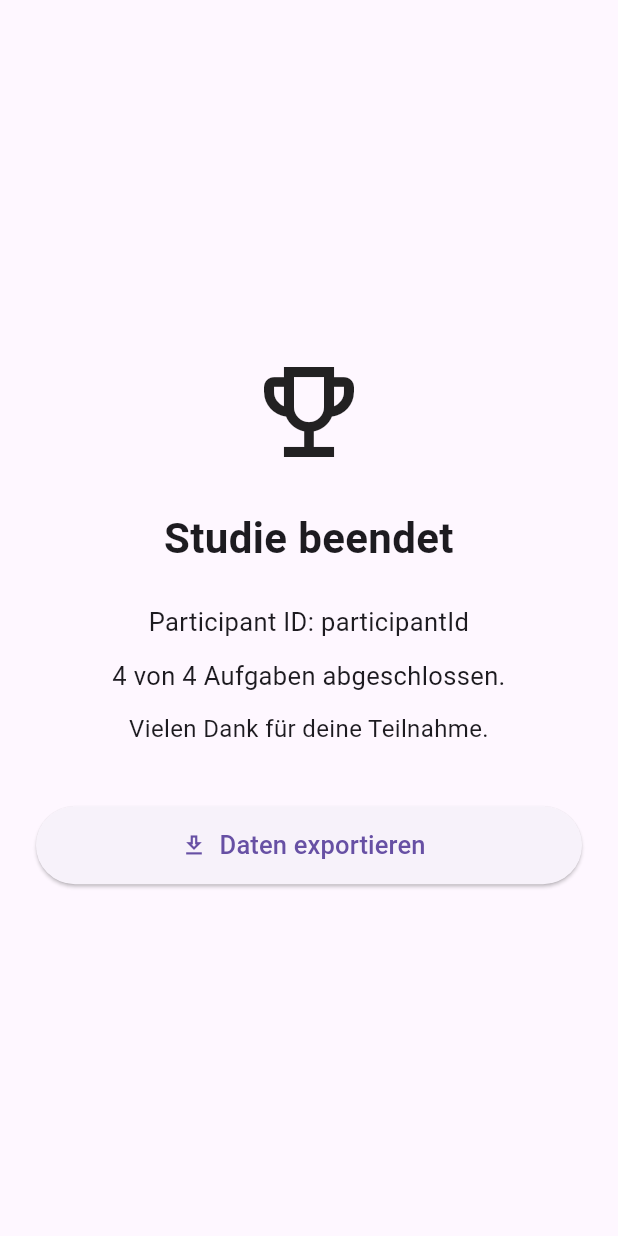
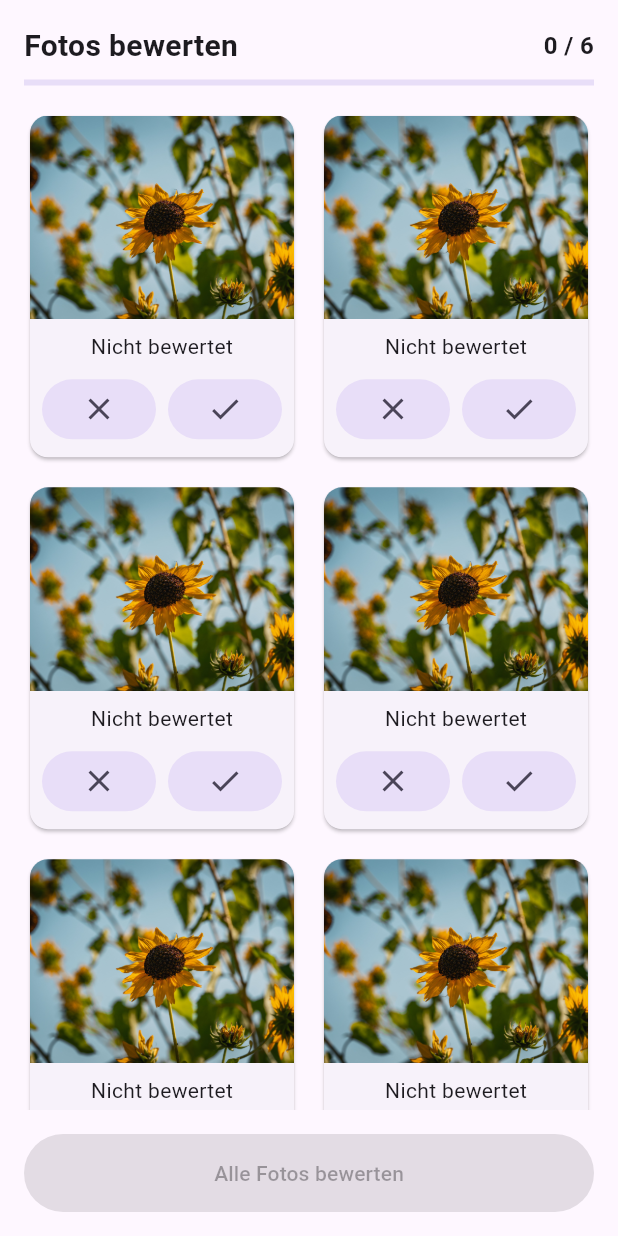
Before and after one commit to Winter-Michael97/photo_sorting_app, a Flutter app: the screen it shows after launch, on a phone screen of 412 x 824 dp. Run offline on Flutter 3.47's test engine with Material 3 defaults, Android fonts, the phone set to English and light mode, and no system bars.

Commit message:
implement RA grid photodescision
- add responsive photo grid
- add explicit keep/discard decisions
- track decision changes locally
- disable confirmation until all photos are rated
- expose decision and confirm callbacks for study l

```diff
--- a/lib/main.dart
+++ b/lib/main.dart
@@ -1,6 +1,7 @@
 import 'package:flutter/material.dart';
 import 'package:photo_sorting_app/screens/condition_complete_screen.dart';
 import 'package:photo_sorting_app/screens/condition_intro_screen.dart';
+import 'package:photo_sorting_app/screens/grid_independent_screen.dart';
 import 'package:photo_sorting_app/screens/study_complete_screen.dart';
 import 'package:photo_sorting_app/screens/swipe_independent_screen.dart';
 
@@ -20,11 +21,48 @@ class MyApp extends StatelessWidget {
       title: 'Photo Triage Study',
       debugShowCheckedModeBanner: false,
       theme: ThemeData(useMaterial3: true),
-      home: StudyCompleteScreen(
+      home: GridIndependentScreen(
+        photos: const [
+          GridPhotoItem(
+            id: 'photo_01',
+            assetPath: 'assets/test_images/photo_01.jpg',
+          ),
+          GridPhotoItem(
+            id: 'photo_02',
+            assetPath: 'assets/test_images/photo_01.jpg',
+          ),
+          GridPhotoItem(
+            id: 'photo_03',
+            assetPath: 'assets/test_images/photo_01.jpg',
+          ),
+          GridPhotoItem(
+            id: 'photo_04',
+            assetPath: 'assets/test_images/photo_01.jpg',
+          ),
+          GridPhotoItem(
+            id: 'photo_05',
+            assetPath: 'assets/test_images/photo_01.jpg',
+          ),
+          GridPhotoItem(
+            id: 'photo_06',
+            assetPath: 'assets/test_images/photo_01.jpg',
+          ),
+        ],
+
+        onDecisionChanged: (photoId, previousDecision, newDecision) {
+          debugPrint('$photoId: $previousDecision -> $newDecision');
+        },
+
+        onConfirm: (decisions) {
+          debugPrint('RA bestätigt: $decisions');
+        },
+      ),
+
+      /*StudyCompleteScreen(
         participantId: 'participantId',
         totalConditions: 4,
         onExport: onExport,
-      ),
+      ),*/
 
       /*ConditionCompleteScreen(
         completedCondition: 1,
@@ -73,6 +111,7 @@ class MyApp extends StatelessWidget {
     );
   }
 
+  //wichtig gür study abschluss screen
   void onExport() {
     print('exported data');
   }
--- /dev/null
+++ b/lib/screens/grid_independent_screen.dart
@@ -0,0 +1,239 @@
+import 'package:flutter/material.dart';
+
+/// Mögliche Zustände eines Fotos innerhalb der Raster-Bedingung.
+enum GridDecision { undecided, keep, discard }
+
+class GridPhotoItem {
+  final String id;
+  final String assetPath;
+
+  const GridPhotoItem({required this.id, required this.assetPath});
+}
+
+class GridIndependentScreen extends StatefulWidget {
+  final List<GridPhotoItem> photos;
+
+  // Wird bei jeder Änderung einer Entscheidung ausgelöst.
+  // Dadurch kann die Experimentlogik später beispielsweise, Selection Changes oder vorherige Entscheidungen loggen.
+  final void Function(
+    String photoId,
+    GridDecision previousDecision,
+    GridDecision newDecision,
+  )
+  onDecisionChanged;
+
+  // Wird ausgelöst, wenn alle Fotos bewertet wurden und auswahl bestätigt wird
+  final void Function(Map<String, GridDecision> decisions) onConfirm;
+
+  const GridIndependentScreen({
+    super.key,
+    required this.photos,
+    required this.onDecisionChanged,
+    required this.onConfirm,
+  });
+
+  @override
+  State<GridIndependentScreen> createState() => _GridIndependentScreenState();
+}
+
+class _GridIndependentScreenState extends State<GridIndependentScreen> {
+  late Map<String, GridDecision> _decisions;
+
+  @override
+  void initState() {
+    super.initState();
+
+    // fotos sind anfangst unbewertet
+    _decisions = {
+      for (final photo in widget.photos) photo.id: GridDecision.undecided,
+    };
+  }
+
+  void _setDecision(String photoId, GridDecision newDecision) {
+    final previousDecision = _decisions[photoId] ?? GridDecision.undecided;
+
+    // Wenn dieselbe Entscheidung erneut gedrückt wird,
+    // muss nichts verändert werden.
+    if (previousDecision == newDecision) {
+      return;
+    }
+
+    setState(() {
+      _decisions[photoId] = newDecision;
+    });
+
+    // Änderung an die Experimentlogik weitergeben.
+    widget.onDecisionChanged(photoId, previousDecision, newDecision);
+  }
+
+  int get _decidedCount {
+    return _decisions.values
+        .where((decision) => decision != GridDecision.undecided)
+        .length;
+  }
+
+  bool get _allPhotosDecided {
+    return _decidedCount == widget.photos.length;
+  }
+
+  void _confirmSelection() {
+    if (!_allPhotosDecided) {
+      return;
+    }
+
+    widget.onConfirm(Map.unmodifiable(_decisions));
+  }
+
+  @override
+  Widget build(BuildContext context) {
+    return Scaffold(
+      body: SafeArea(
+        child: Padding(
+          padding: const EdgeInsets.all(16),
+          child: Column(
+            children: [
+              // ---------- Fortschritt ----------
+
+              Row(
+                mainAxisAlignment: MainAxisAlignment.spaceBetween,
+                children: [
+                  const Text(
+                    'Fotos bewerten',
+                    style: TextStyle(fontSize: 20, fontWeight: FontWeight.bold),
+                  ),
+                  Text(
+                    '$_decidedCount / ${widget.photos.length}',
+                    style: const TextStyle(
+                      fontSize: 16,
+                      fontWeight: FontWeight.w600,
+                    ),
+                  ),
+                ],
+              ),
+
+              const SizedBox(height: 8),
+
+              LinearProgressIndicator(
+                value: widget.photos.isEmpty
+                    ? 0
+                    : _decidedCount / widget.photos.length,
+              ),
+
+              const SizedBox(height: 16),
+
+              // ---------- Foto-Raster ----------
+              Expanded(
+                child: GridView.builder(
+                  itemCount: widget.photos.length,
+                  gridDelegate: const SliverGridDelegateWithFixedCrossAxisCount(
+                    crossAxisCount: 2,
+                    crossAxisSpacing: 12,
+                    mainAxisSpacing: 12,
+                    childAspectRatio: 0.78,
+                  ),
+                  itemBuilder: (context, index) {
+                    final photo = widget.photos[index];
+
+                    final decision =
+                        _decisions[photo.id] ?? GridDecision.undecided;
+
+                    return _buildPhotoCard(photo, decision);
+                  },
+                ),
+              ),
+
+              const SizedBox(height: 16),
+
+              // ---------- Bestätigung ----------
+              SizedBox(
+                width: double.infinity,
+                height: 52,
+                child: ElevatedButton(
+                  onPressed: _allPhotosDecided ? _confirmSelection : null,
+                  child: Text(
+                    _allPhotosDecided
+                        ? 'Auswahl bestätigen'
+                        : 'Alle Fotos bewerten',
+                  ),
+                ),
+              ),
+            ],
+          ),
+        ),
+      ),
+    );
+  }
+
+  Widget _buildPhotoCard(GridPhotoItem photo, GridDecision decision) {
+    return Card(
+      clipBehavior: Clip.antiAlias,
+      child: Column(
+        children: [
+          // ---------- Bild ----------
+
+          Expanded(
+            child: SizedBox(
+              width: double.infinity,
+              child: Image.asset(photo.assetPath, fit: BoxFit.cover),
+            ),
+          ),
+
+          // ---------- Aktueller Zustand ----------
+          Padding(
+            padding: const EdgeInsets.only(top: 8),
+            child: _buildDecisionLabel(decision),
+          ),
+
+          // ---------- Entscheidung ----------
+          Padding(
+            padding: const EdgeInsets.all(8),
+            child: Row(
+              children: [
+                Expanded(
+                  child: IconButton.filledTonal(
+                    onPressed: () {
+                      _setDecision(photo.id, GridDecision.discard);
+                    },
+                    icon: const Icon(Icons.close),
+                    tooltip: 'Aussortieren',
+                  ),
+                ),
+
+                const SizedBox(width: 8),
+
+                Expanded(
+                  child: IconButton.filledTonal(
+                    onPressed: () {
+                      _setDecision(photo.id, GridDecision.keep);
+                    },
+                    icon: const Icon(Icons.check),
+                    tooltip: 'Behalten',
+                  ),
+                ),
+              ],
+            ),
+          ),
+        ],
+      ),
+    );
+  }
+
+  Widget _buildDecisionLabel(GridDecision decision) {
+    switch (decision) {
+      case GridDecision.keep:
+        return const Text(
+          'Behalten',
+          style: TextStyle(fontWeight: FontWeight.w600),
+        );
+
+      case GridDecision.discard:
+        return const Text(
+          'Aussortieren',
+          style: TextStyle(fontWeight: FontWeight.w600),
+        );
+
+      case GridDecision.undecided:
+        return const Text('Nicht bewertet');
+    }
+  }
+}
```
